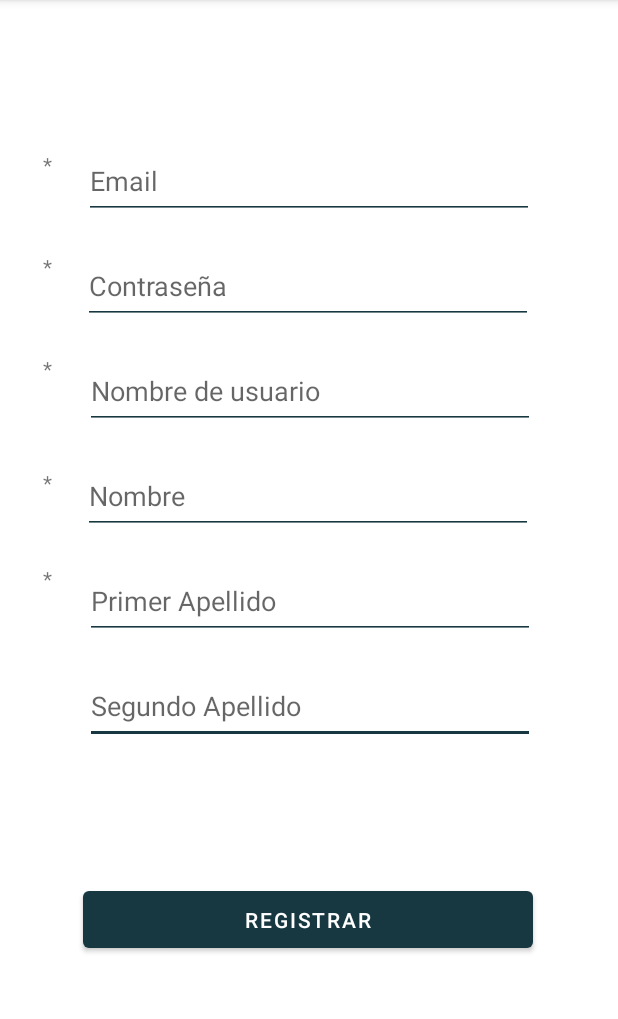
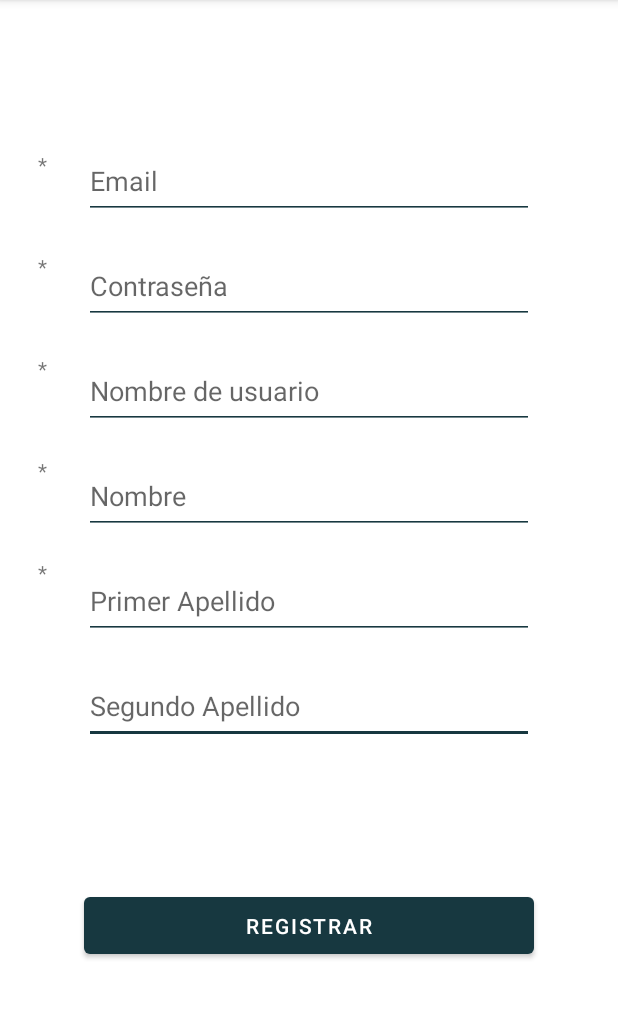
Before and after one commit to JoseAntonioNavas/AndroidAp, an Android app: the RegistrarActivity screen opened directly, with no data from a screen before it, on a phone screen of 412 x 824 dp, the part 84-1103 px from its top. Run offline under Robolectric (Android 15) with nearby library versions, the light colour scheme and no system bars; network calls fail.

Commit message:
14 febrero 13:29

```diff
--- a/app/src/main/res/layout/activity_registrar.xml
+++ b/app/src/main/res/layout/activity_registrar.xml
@@ -8,49 +8,45 @@
 
     <TextView
         android:id="@+id/textView5"
-        android:layout_width="31dp"
-        android:layout_height="28dp"
-        android:layout_marginTop="36dp"
+        android:layout_width="@dimen/alturaAsterisco"
+        android:layout_height="@dimen/anchuraAsterisco"
+        android:layout_marginTop="@dimen/dim40"
         android:gravity="center"
         android:text="@string/fieldObligatorio"
         app:layout_constraintEnd_toStartOf="@+id/txtEmailRegistrar"
-        app:layout_constraintHorizontal_bias="0.64"
         app:layout_constraintStart_toStartOf="parent"
         app:layout_constraintTop_toBottomOf="@+id/textView4" />
 
     <TextView
         android:id="@+id/textView4"
-        android:layout_width="31dp"
-        android:layout_height="28dp"
-        android:layout_marginTop="48dp"
+        android:layout_width="@dimen/alturaAsterisco"
+        android:layout_height="@dimen/anchuraAsterisco"
+        android:layout_marginTop="@dimen/dim40"
         android:gravity="center"
         android:text="@string/fieldObligatorio"
         app:layout_constraintEnd_toStartOf="@+id/txtEmailRegistrar"
-        app:layout_constraintHorizontal_bias="0.64"
         app:layout_constraintStart_toStartOf="parent"
         app:layout_constraintTop_toBottomOf="@+id/textView3" />
 
     <TextView
         android:id="@+id/textView3"
-        android:layout_width="31dp"
-        android:layout_height="28dp"
-        android:layout_marginTop="40dp"
+        android:layout_width="@dimen/alturaAsterisco"
+        android:layout_height="@dimen/anchuraAsterisco"
+        android:layout_marginTop="@dimen/dim40"
         android:gravity="center"
         android:text="@string/fieldObligatorio"
         app:layout_constraintEnd_toStartOf="@+id/txtEmailRegistrar"
-        app:layout_constraintHorizontal_bias="0.64"
         app:layout_constraintStart_toStartOf="parent"
         app:layout_constraintTop_toBottomOf="@+id/textView2" />
 
     <TextView
         android:id="@+id/textView2"
-        android:layout_width="31dp"
-        android:layout_height="28dp"
-        android:layout_marginTop="40dp"
+        android:layout_width="@dimen/alturaAsterisco"
+        android:layout_height="@dimen/anchuraAsterisco"
+        android:layout_marginTop="@dimen/dim40"
         android:gravity="center"
         android:text="@string/fieldObligatorio"
         app:layout_constraintEnd_toStartOf="@+id/txtEmailRegistrar"
-        app:layout_constraintHorizontal_bias="0.64"
         app:layout_constraintStart_toStartOf="parent"
         app:layout_constraintTop_toBottomOf="@+id/textView" />
 
@@ -58,13 +54,13 @@
         android:id="@+id/txtApellido2Registrar"
         android:layout_width="@dimen/anchuraTxt"
         android:layout_height="@dimen/alturaTxt"
-        android:layout_marginTop="20dp"
+        android:layout_marginTop="@dimen/dim20"
+        android:autofillHints="@string/hintApellido_2"
         android:backgroundTint="@color/ColorPrincipal"
         android:ems="10"
         android:hint="@string/hintApellido_2"
         android:inputType="textPersonName"
         app:layout_constraintEnd_toEndOf="parent"
-        app:layout_constraintHorizontal_bias="0.504"
         app:layout_constraintStart_toStartOf="parent"
         app:layout_constraintTop_toBottomOf="@+id/txtApellido1Registrar" />
 
@@ -72,28 +68,27 @@
         android:id="@+id/txtApellido1Registrar"
         android:layout_width="@dimen/anchuraTxt"
         android:layout_height="@dimen/alturaTxt"
-        android:layout_marginTop="20dp"
+        android:layout_marginTop="@dimen/dim20"
+        android:autofillHints=""
         android:backgroundTint="@color/ColorPrincipal"
         android:ems="10"
         android:hint="@string/hintApellido_1"
         android:inputType="textPersonName"
         app:layout_constraintEnd_toEndOf="parent"
-        app:layout_constraintHorizontal_bias="0.504"
         app:layout_constraintStart_toStartOf="parent"
-        app:layout_constraintTop_toBottomOf="@+id/txtNombre"
-        android:autofillHints="" />
+        app:layout_constraintTop_toBottomOf="@+id/txtNombre" />
 
     <EditText
         android:id="@+id/txtNombre"
         android:layout_width="@dimen/anchuraTxt"
         android:layout_height="@dimen/alturaTxt"
-        android:layout_marginTop="20dp"
+        android:layout_marginTop="@dimen/dim20"
+        android:autofillHints="@string/hintNombre"
         android:backgroundTint="@color/ColorPrincipal"
         android:ems="10"
         android:hint="@string/hintNombre"
         android:inputType="textPersonName"
         app:layout_constraintEnd_toEndOf="parent"
-        app:layout_constraintHorizontal_bias="0.495"
         app:layout_constraintStart_toStartOf="parent"
         app:layout_constraintTop_toBottomOf="@+id/txtNickRegistrar" />
 
@@ -101,13 +96,13 @@
         android:id="@+id/txtNickRegistrar"
         android:layout_width="@dimen/anchuraTxt"
         android:layout_height="@dimen/alturaTxt"
-        android:layout_marginTop="20dp"
+        android:layout_marginTop="@dimen/dim20"
+        android:autofillHints="@string/hintNick"
         android:backgroundTint="@color/ColorPrincipal"
         android:ems="10"
         android:hint="@string/hintNick"
         android:inputType="textPersonName"
         app:layout_constraintEnd_toEndOf="parent"
-        app:layout_constraintHorizontal_bias="0.504"
         app:layout_constraintStart_toStartOf="parent"
         app:layout_constraintTop_toBottomOf="@+id/txtPasswordRegistrar" />
 
@@ -115,10 +110,9 @@
         android:id="@+id/BtnRegistrarRegistrar"
         android:layout_width="@dimen/anchuraBotones"
         android:layout_height="@dimen/alturaBotones"
-        android:layout_marginTop="92dp"
+        android:layout_marginTop="@dimen/dim96"
         android:text="@string/Registrar"
         app:layout_constraintEnd_toEndOf="parent"
-        app:layout_constraintHorizontal_bias="0.495"
         app:layout_constraintStart_toStartOf="parent"
         app:layout_constraintTop_toBottomOf="@+id/txtApellido2Registrar" />
 
@@ -126,13 +120,13 @@
         android:id="@+id/txtPasswordRegistrar"
         android:layout_width="@dimen/anchuraTxt"
         android:layout_height="@dimen/alturaTxt"
-        android:layout_marginTop="20dp"
+        android:layout_marginTop="@dimen/dim20"
+        android:autofillHints="@string/hintPassword"
         android:backgroundTint="@color/ColorPrincipal"
         android:ems="10"
         android:hint="@string/hintPassword"
         android:inputType="textPassword"
         app:layout_constraintEnd_toEndOf="parent"
-        app:layout_constraintHorizontal_bias="0.495"
         app:layout_constraintStart_toStartOf="parent"
         app:layout_constraintTop_toBottomOf="@+id/txtEmailRegistrar" />
 
@@ -140,7 +134,8 @@
         android:id="@+id/txtEmailRegistrar"
         android:layout_width="@dimen/anchuraTxt"
         android:layout_height="@dimen/alturaTxt"
-        android:layout_marginTop="96dp"
+        android:layout_marginTop="@dimen/dim96"
+        android:autofillHints="@string/hintEmail"
         android:backgroundTint="@color/ColorPrincipal"
         android:ems="10"
         android:hint="@string/hintEmail"
@@ -151,13 +146,12 @@
 
     <TextView
         android:id="@+id/textView"
-        android:layout_width="31dp"
-        android:layout_height="28dp"
-        android:layout_marginTop="96dp"
+        android:layout_width="@dimen/alturaAsterisco"
+        android:layout_height="@dimen/anchuraAsterisco"
+        android:layout_marginTop="@dimen/dim96"
         android:gravity="center"
         android:text="@string/fieldObligatorio"
         app:layout_constraintEnd_toStartOf="@+id/txtEmailRegistrar"
-        app:layout_constraintHorizontal_bias="0.64"
         app:layout_constraintStart_toStartOf="parent"
         app:layout_constraintTop_toTopOf="parent" />
 </androidx.constraintlayout.widget.ConstraintLayout>
--- a/app/src/main/res/values/dimen.xml
+++ b/app/src/main/res/values/dimen.xml
@@ -9,6 +9,24 @@
     <dimen name="alturaTxt">50dp</dimen>
     <dimen name="anchuraTxt">300dp</dimen>
 
-    <dimen name="sizeFONT">30dp</dimen>
-    <dimen name="sizeFONTv2">16dp</dimen>
+    <dimen name="sizeFONT">30sp</dimen>
+    <dimen name="sizeFONTv2">16sp</dimen>
+
+    <dimen name="dim244">244dp</dimen>
+    <dimen name="dim52">52dp</dimen>
+
+    <dimen name="alturaTituloMain">94dp</dimen>
+    <dimen name="anchuraTituloMain">222dp</dimen>
+
+    <dimen name="dim10">10dp</dimen>
+    <dimen name="iconpadding">8dp</dimen>
+    <dimen name="layoutWeigt">1</dimen>
+    <dimen name="dimen38">38dp</dimen>
+
+    <dimen name="alturaAsterisco">31dp</dimen>
+    <dimen name="anchuraAsterisco">28dp</dimen>
+
+    <dimen name="dim96">96dp</dimen>
+    <dimen name="dim20">20dp</dimen>
+    <dimen name="dim40">40dp</dimen>
 </resources>
```
Also changed, not shown: app/src/main/res/layout/activity_main.xml (+6 -10 lines), app/src/main/res/layout/elementcoche.xml (+11 -10 lines), app/src/main/res/values/strings.xml (+5 -4 lines), 1 other file.
